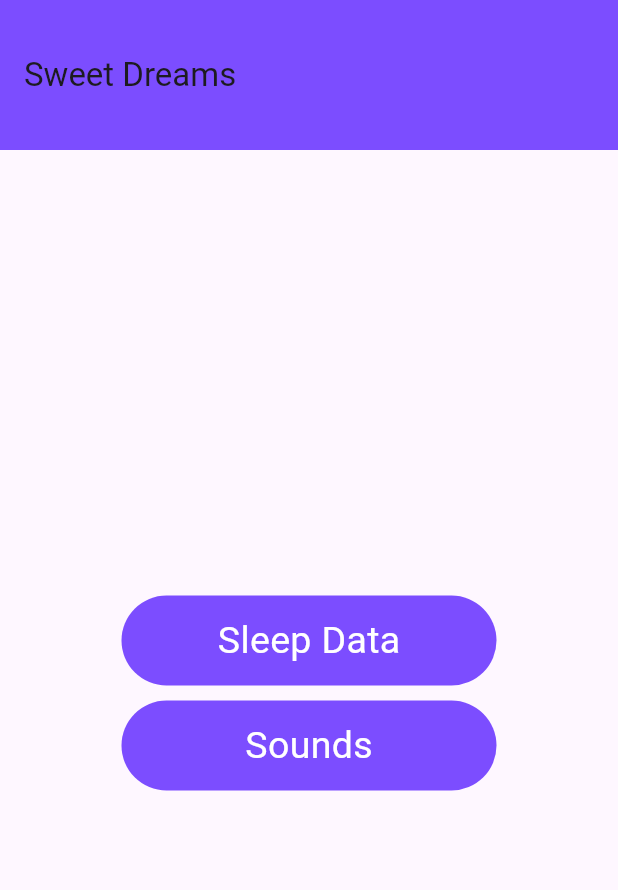
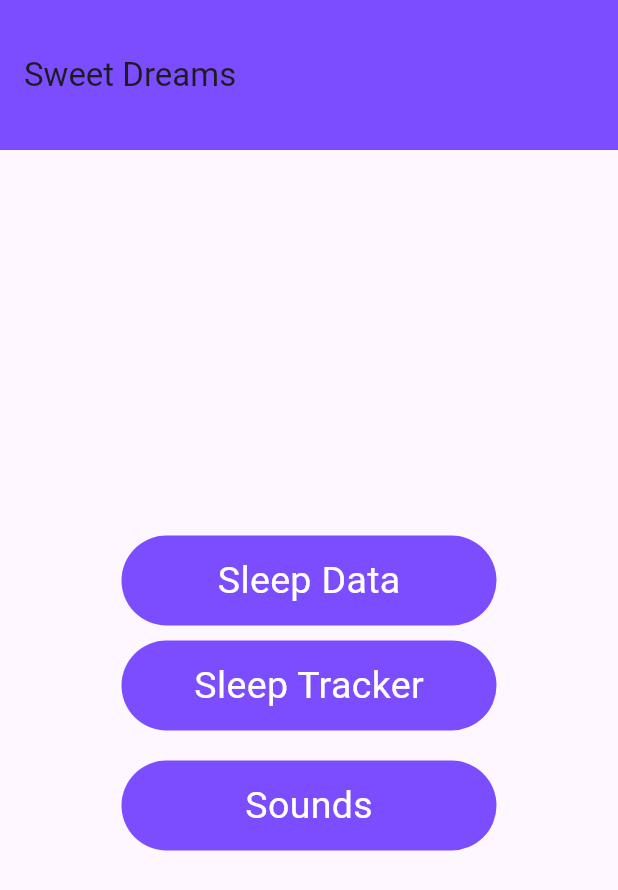
Before and after one commit to evanlee2212/sleep_tracker, a Flutter app: the screen it shows after launch, on a phone screen of 412 x 824 dp. Shown: the top 890 px of the screen. Run offline on Flutter 3.47's test engine with Material 3 defaults, Android fonts, the phone set to English and light mode, and no system bars; our stand-ins replace audioplayers, file_picker, shared_preferences.

Commit message:
change ndk version in build gradle, added button for sleep timer to main page

```diff
--- a/lib/Pages/main.dart
+++ b/lib/Pages/main.dart
@@ -1,6 +1,7 @@
 import 'package:flutter/material.dart';
 import 'package:sleep_app/Pages/sleep_data.dart';
 import 'package:sleep_app/Pages/sounds.dart';
+import 'sleepTracker.dart';
 
 void main() {
   runApp(const MyApp());
@@ -31,6 +32,7 @@ class MyHomePage extends StatefulWidget {
 class _MyHomePageState extends State<MyHomePage> {
   @override
   Widget build(BuildContext context) {
+
     return Scaffold(
       appBar: AppBar(
         title: Text(
@@ -67,6 +69,32 @@ class _MyHomePageState extends State<MyHomePage> {
               ))),
             ),
           ),
+            const SizedBox(height: 10),
+            //sleep tracker implementation
+            InkWell(
+              onTap: () {
+                Navigator.push(
+                    context, MaterialPageRoute(builder: (context) => SleepTracker()));
+              },
+              child: Container(
+                height: 60,
+                width: 250,
+                decoration: BoxDecoration(
+                  borderRadius: BorderRadius.circular(40),
+                  color: Colors.deepPurpleAccent,
+                ),
+                child: const Center(
+                  child: Text(
+                    'Sleep Tracker',
+                    style: TextStyle(
+                      fontSize: 25,
+                      color: Colors.white,
+                    ),
+                  ),
+                ),
+              ),
+            ),
+            const SizedBox(height: 10),
           SizedBox(height: 10),
           //Sounds Button
             InkWell(
```
Also changed, not shown: lib/Pages/sleepRank.dart (+17 -0 lines), 2 other files.
